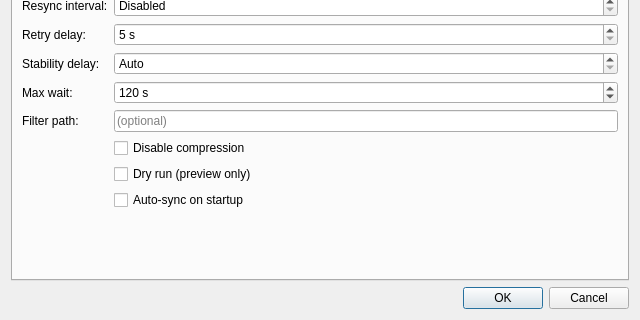
Old version of the form hsync_desktop/ui/settings_dialog.ui in the repository albertsdk/hsync-desktop; both pictures show x 0 to 640 and y 160 to 480 of the 640 by 480 pixel window.
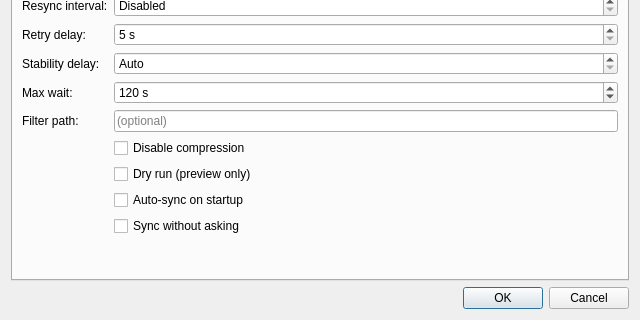
New version of the form. Icons and pictures are not drawn.

Commit message:
feat(sync): apply a plan that deletes nothing without asking
New opt-in "Sync without asking" setting: an interactive Start applies a plan that transfers or renames files and deletes nothing without the confirmation dialog. A plan with any deletion still asks, as does an explicit Preview changes.

What changed in the file:
```diff
--- a/hsync_desktop/ui/settings_dialog.ui
+++ b/hsync_desktop/ui/settings_dialog.ui
@@ -233,6 +233,16 @@
          </property>
         </widget>
        </item>
+       <item row="12" column="1">
+        <widget class="QCheckBox" name="autoApply">
+         <property name="text">
+          <string>Sync without asking</string>
+         </property>
+         <property name="checked">
+          <bool>false</bool>
+         </property>
+        </widget>
+       </item>
       </layout>
      </widget>
      <!-- Tab: p2p -->
```
The commit also changes 25 other files.
